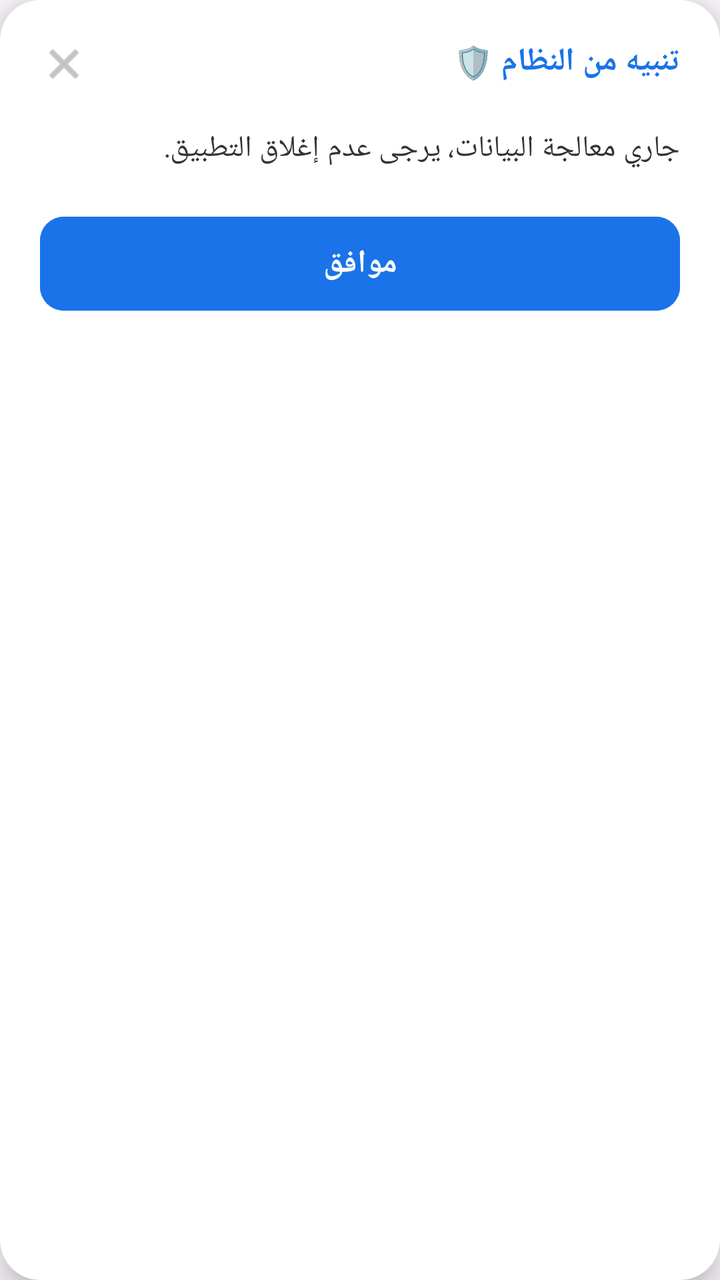
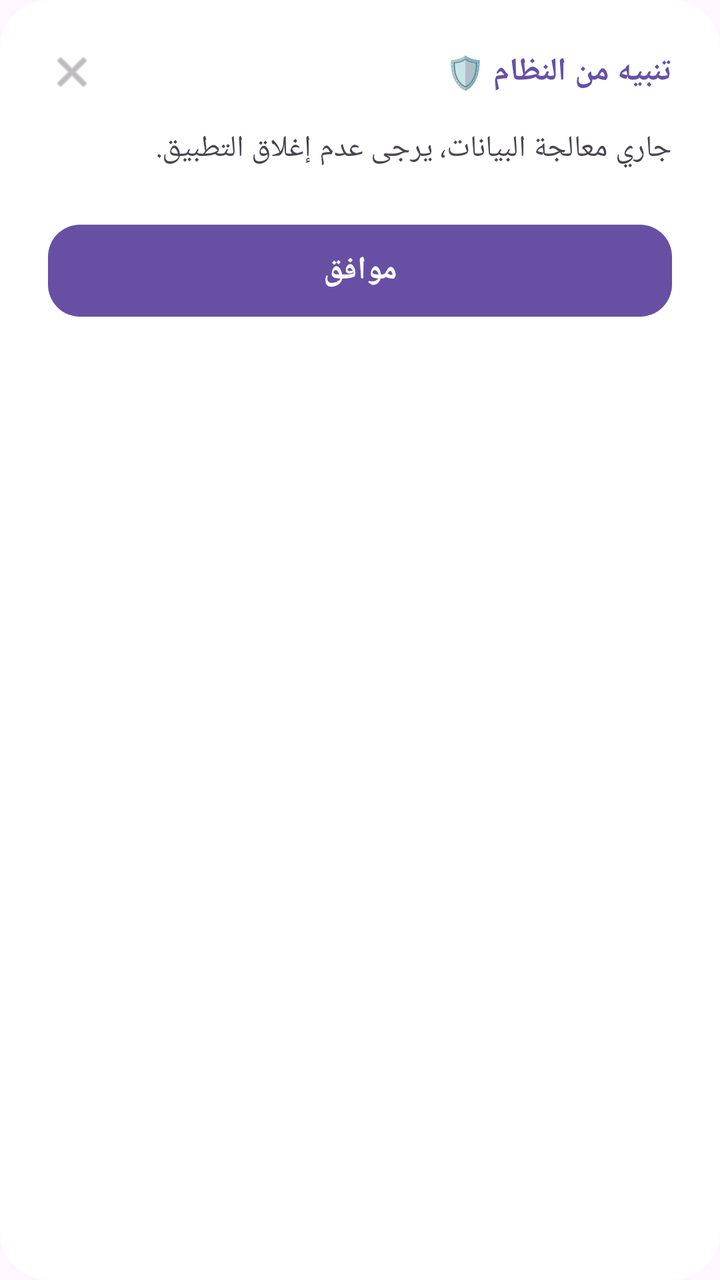

An Android layout rendered at two revisions. The XML below is the earlier revision; the diff shows what the commit changed to produce the second picture.
<!-- AndroidManifest.xml: application theme AppTheme -->
<!-- res/layout/dialog_custom.xml -->
<?xml version="1.0" encoding="utf-8"?>
<androidx.cardview.widget.CardView xmlns:android="http://schemas.android.com/apk/res/android"
    xmlns:app="http://schemas.android.com/apk/res-auto"
    android:layout_width="320dp"
    android:layout_height="wrap_content"
    app:cardCornerRadius="20dp"
    app:cardElevation="10dp"
    android:layout_gravity="center">

    <LinearLayout
        android:layout_width="match_parent"
        android:layout_height="wrap_content"
        android:orientation="vertical"
        android:padding="20dp">

        <RelativeLayout
            android:layout_width="match_parent"
            android:layout_height="wrap_content">
            
            <ImageView
                android:id="@+id/btnDialogClose"
                android:layout_width="24dp"
                android:layout_height="24dp"
                android:layout_alignParentLeft="true"
                android:src="@android:drawable/ic_menu_close_clear_cancel"
                app:tint="#999999"
                android:contentDescription="Close" />

            <TextView
                android:layout_width="wrap_content"
                android:layout_height="wrap_content"
                android:layout_alignParentRight="true"
                android:text="تنبيه من النظام 🛡️"
                android:textStyle="bold"
                android:textColor="#1A73E8"
                android:textSize="16sp" />
        </RelativeLayout>

        <TextView
            android:id="@+id/dialogMessage"
            android:layout_width="match_parent"
            android:layout_height="wrap_content"
            android:layout_marginTop="20dp"
            android:text="جاري معالجة البيانات، يرجى عدم إغلاق التطبيق."
            android:textColor="#333333"
            android:textSize="15sp"
            android:gravity="right"
            android:lineSpacingExtra="5dp" />

        <EditText
            android:id="@+id/dialogInput"
            android:layout_width="match_parent"
            android:layout_height="55dp"
            android:layout_marginTop="15dp"
            android:background="@android:drawable/editbox_background"
            android:hint="أدخل المطلوب هنا..."
            android:paddingHorizontal="15dp"
            android:gravity="right"
            android:inputType="text"
            android:textSize="14sp"
            android:visibility="gone" />

        <Button
            android:id="@+id/btnDialogAction"
            android:layout_width="match_parent"
            android:layout_height="55dp"
            android:layout_marginTop="20dp"
            android:text="موافق"
            android:backgroundTint="#1A73E8"
            android:textColor="#FFFFFF"
            android:textStyle="bold"
            android:textSize="16sp"
            app:cornerRadius="12dp" />

    </LinearLayout>
</androidx.cardview.widget.CardView>
<!-- resources referenced by this layout -->
<resources>
  <style name="AppTheme" parent="Theme.Material3.Light.NoActionBar">
          
          <item name="colorPrimary">?attr/colorPrimary</item>
          <item name="android:windowBackground">?attr/colorSurface</item>
          
          
          <item name="android:statusBarColor">@android:color/transparent</item>
          <item name="android:windowLightStatusBar">true</item>
          
          
          <item name="colorSurfaceContainer">?attr/colorSurfaceVariant</item>
          <item name="colorSurfaceContainerLow">?attr/colorSurface</item>
      </style>
</resources>

<!-- the commit's change to res/layout/dialog_custom.xml (unified diff, before → after) -->
@@ -1,17 +1,19 @@
 <?xml version="1.0" encoding="utf-8"?>
 <androidx.cardview.widget.CardView xmlns:android="http://schemas.android.com/apk/res/android"
     xmlns:app="http://schemas.android.com/apk/res-auto"
+    xmlns:tools="http://schemas.android.com/tools"
     android:layout_width="320dp"
     android:layout_height="wrap_content"
-    app:cardCornerRadius="20dp"
-    app:cardElevation="10dp"
+    app:cardCornerRadius="24dp"
+    app:cardElevation="0dp"
+    app:cardBackgroundColor="#FFFFFF"
     android:layout_gravity="center">
 
     <LinearLayout
         android:layout_width="match_parent"
         android:layout_height="wrap_content"
         android:orientation="vertical"
-        android:padding="20dp">
+        android:padding="24dp">
 
         <RelativeLayout
             android:layout_width="match_parent"
@@ -22,55 +24,64 @@
                 android:layout_width="24dp"
                 android:layout_height="24dp"
                 android:layout_alignParentLeft="true"
+                android:layout_centerInParent="true"
                 android:src="@android:drawable/ic_menu_close_clear_cancel"
-                app:tint="#999999"
-                android:contentDescription="Close" />
+                app:tint="#938F99"
+                android:contentDescription="Close Dialog"
+                tools:ignore="RtlHardcoded" />
 
             <TextView
                 android:layout_width="wrap_content"
                 android:layout_height="wrap_content"
                 android:layout_alignParentRight="true"
+                android:layout_centerInParent="true"
                 android:text="تنبيه من النظام 🛡️"
                 android:textStyle="bold"
-                android:textColor="#1A73E8"
-                android:textSize="16sp" />
+                android:textColor="#6750A4"
+                android:textSize="16sp"
+                tools:ignore="RtlHardcoded" />
         </RelativeLayout>
 
         <TextView
             android:id="@+id/dialogMessage"
             android:layout_width="match_parent"
             android:layout_height="wrap_content"
-            android:layout_marginTop="20dp"
+            android:layout_marginTop="16dp"
             android:text="جاري معالجة البيانات، يرجى عدم إغلاق التطبيق."
-            android:textColor="#333333"
+            android:textColor="#49454F"
             android:textSize="15sp"
             android:gravity="right"
-            android:lineSpacingExtra="5dp" />
+            android:lineSpacingExtra="4dp"
+            tools:ignore="RtlCompass" />
 
         <EditText
             android:id="@+id/dialogInput"
             android:layout_width="match_parent"
-            android:layout_height="55dp"
-            android:layout_marginTop="15dp"
-            android:background="@android:drawable/editbox_background"
+            android:layout_height="56dp"
+            android:layout_marginTop="16dp"
+            android:background="@android:drawable/editbox_background_normal"
             android:hint="أدخل المطلوب هنا..."
-            android:paddingHorizontal="15dp"
-            android:gravity="right"
+            android:textColorHint="#938F99"
+            android:paddingHorizontal="16dp"
+            android:gravity="right|center_vertical"
             android:inputType="text"
-            android:textSize="14sp"
-            android:visibility="gone" />
+            android:textColor="#1C1B1F"
+            android:textSize="15sp"
+            android:visibility="gone"
+            tools:visibility="visible"
+            tools:ignore="RtlCompass" />
 
         <Button
             android:id="@+id/btnDialogAction"
             android:layout_width="match_parent"
-            android:layout_height="55dp"
-            android:layout_marginTop="20dp"
+            android:layout_height="54dp"
+            android:layout_marginTop="24dp"
             android:text="موافق"
-            android:backgroundTint="#1A73E8"
             android:textColor="#FFFFFF"
             android:textStyle="bold"
             android:textSize="16sp"
-            app:cornerRadius="12dp" />
+            app:backgroundTint="#6750A4"
+            app:cornerRadius="16dp" />
 
     </LinearLayout>
 </androidx.cardview.widget.CardView>
